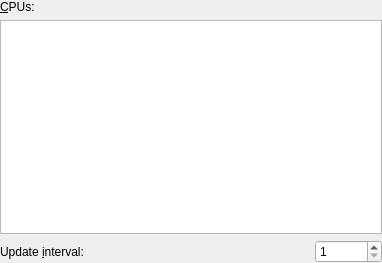
Old version of the form plasma/applets/system-monitor/cpu-config.ui in the repository mgottschlag/kwin-tiling.
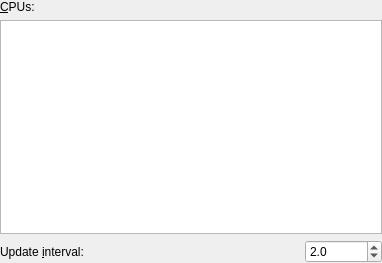
New version of the form. Custom widgets are drawn as their Qt base class.

Commit message: Does not add complexity to config dialog so implementing this after all. Allow sub second updates. BUG:178420

The edit to the form file:
```diff
--- a/plasma/applets/system-monitor/cpu-config.ui
+++ b/plasma/applets/system-monitor/cpu-config.ui
@@ -65,15 +65,18 @@
       </spacer>
      </item>
      <item>
-      <widget class="KIntSpinBox" name="intervalSpinBox" >
-       <property name="minimum" >
+      <widget class="QDoubleSpinBox" name="intervalSpinBox">
+       <property name="decimals">
         <number>1</number>
        </property>
-       <property name="maximum" >
-        <number>525600</number>
+       <property name="minimum">
+        <double>0.100000000000000</double>
        </property>
-       <property name="value" >
-        <number>1</number>
+       <property name="maximum">
+        <double>525600.000000000000000</double>
+       </property>
+       <property name="value">
+        <double>2.000000000000000</double>
        </property>
       </widget>
      </item>
@@ -81,13 +84,6 @@
    </item>
   </layout>
  </widget>
- <customwidgets>
-  <customwidget>
-   <class>KIntSpinBox</class>
-   <extends>QSpinBox</extends>
-   <header>knuminput.h</header>
-  </customwidget>
- </customwidgets>
  <resources/>
  <connections/>
 </ui>
```
Left out of the diff: 41 changed lines with no effect on the pictures. The commit also changes 7 other files.
